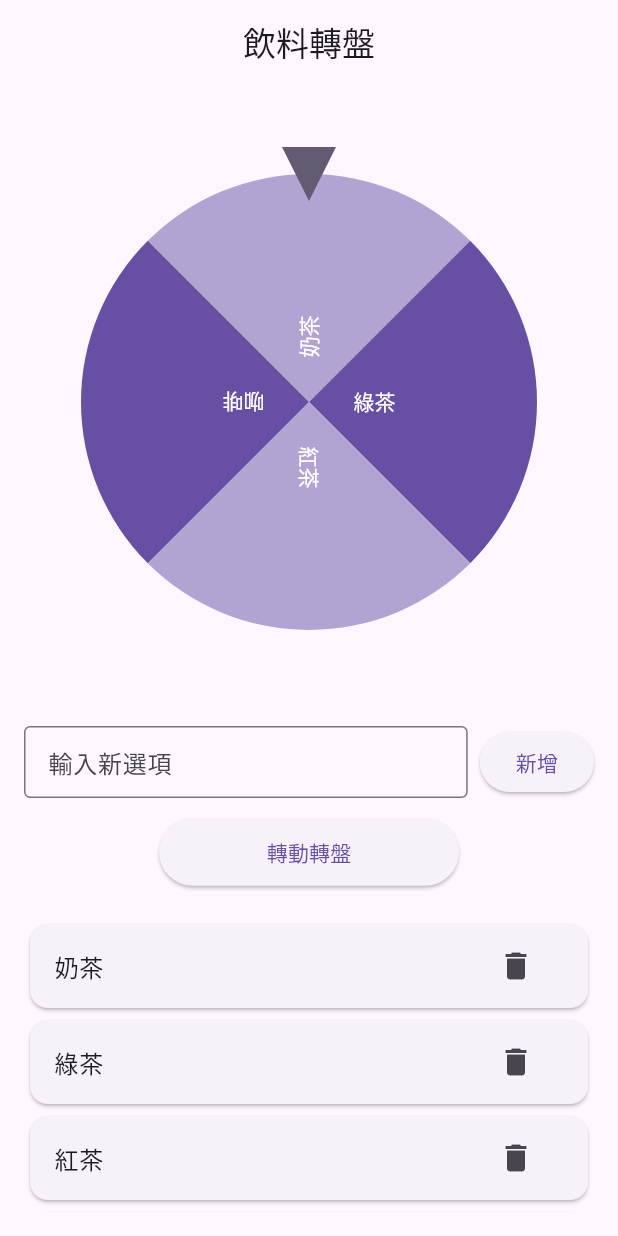
After one commit to estateangela/flutter_one, a Flutter app: the screen it shows after launch, in the side drawer, after a tap on "S p i n n e r", on a phone screen of 412 x 824 dp. The commit adds this screen. Run offline on Flutter 3.47's test engine with Material 3 defaults, Android fonts, the phone set to English and light mode, and no system bars; drawn by our look-alikes of flutter_fortune_wheel.

Commit message:
add page

```diff
--- a/my_app/lib/main.dart
+++ b/my_app/lib/main.dart
@@ -2,6 +2,7 @@ import 'package:flutter/material.dart';
 import 'package:my_app/pages/first_pages.dart';
 import 'package:my_app/pages/home_page.dart';
 import 'package:my_app/pages/setting_page.dart';
+import 'package:my_app/pages/spinner.dart';
 
 
 void main() {
@@ -24,6 +25,9 @@ class MyApp extends StatelessWidget {
         '/firstpage':(context)=> FirstPages(),
         '/homepage':(context)=> HomePage(),
         '/settingpage':(context)=> SettingPage(),
+        '/drinkWheelApp' : (context) => DrinkWheelApp(),
+      }
+      );
 
       }
         // appBar: AppBar(
@@ -123,7 +127,6 @@ class MyApp extends StatelessWidget {
         // ),
 
 
-    );
+
 
   }
-}
--- a/my_app/lib/pages/first_pages.dart
+++ b/my_app/lib/pages/first_pages.dart
@@ -37,6 +37,14 @@ class FirstPages extends StatelessWidget {
               Navigator.pushNamed(context, '/settingpage');
             },
           ),
+          ListTile(
+            leading: Icon(Icons.local_drink),
+            title: Text('S p i n n e r'),
+            iconColor: Colors.white,
+            onTap: () {
+              Navigator.pushNamed(context, '/drinkWheelApp');
+            },
+          ),
         ]),
       ),
       bottomNavigationBar: BottomNavigationBar(items: [
--- /dev/null
+++ b/my_app/lib/pages/spinner.dart
@@ -0,0 +1,145 @@
+import 'package:flutter/material.dart';
+import 'package:flutter_fortune_wheel/flutter_fortune_wheel.dart';
+import 'dart:math';
+import 'dart:async';
+
+void main() {
+  runApp(const DrinkWheelApp());
+}
+
+class DrinkWheelApp extends StatefulWidget {
+  const DrinkWheelApp({Key? key}) : super(key: key);
+
+  @override
+  _DrinkWheelAppState createState() => _DrinkWheelAppState();
+}
+
+class _DrinkWheelAppState extends State<DrinkWheelApp> {
+  final List<String> options = ["奶茶", "綠茶", "紅茶", "咖啡"];
+  late final StreamController<int> controller;
+  final TextEditingController _textController = TextEditingController();
+
+  @override
+  void initState() {
+    super.initState();
+    controller = StreamController<int>.broadcast();
+  }
+
+  void addOption() {
+    if (options.length < 12 && _textController.text.trim().isNotEmpty) {
+      setState(() {
+        options.add(_textController.text.trim());
+        _textController.clear(); // Clear the text field after adding
+      });
+    }
+  }
+
+  void removeOption(int index) {
+    if (options.length > 2) {
+      setState(() {
+        options.removeAt(index);
+      });
+    }
+  }
+
+  void spinWheel() {
+    final selected = Random().nextInt(options.length);
+    controller.add(selected);
+  }
+
+  @override
+  Widget build(BuildContext context) {
+    return MaterialApp(
+      theme: ThemeData(
+        primarySwatch: Colors.blueGrey,
+        visualDensity: VisualDensity.adaptivePlatformDensity,
+      ),
+      home: Scaffold(
+        appBar: AppBar(
+          title: const Text("飲料轉盤"),
+          centerTitle: true,
+        ),
+        body: Padding(
+          padding: const EdgeInsets.all(16.0),
+          child: Column(
+            mainAxisAlignment: MainAxisAlignment.center,
+            children: [
+              Expanded(
+                flex: 2,
+                child: FortuneWheel(
+                  selected: controller.stream,
+                  items: options.map((e) => FortuneItem(
+                    child: Padding(
+                      padding: const EdgeInsets.all(8.0),
+                      child: Text(e),
+                    ),
+                  )).toList(),
+                  animateFirst: false,
+                ),
+              ),
+              const SizedBox(height: 20),
+              // Add text input field and button in a row
+              Row(
+                children: [
+                  Expanded(
+                    child: TextField(
+                      controller: _textController,
+                      decoration: const InputDecoration(
+                        hintText: '輸入新選項',
+                        border: OutlineInputBorder(),
+                        contentPadding: EdgeInsets.symmetric(
+                          horizontal: 12,
+                          vertical: 8,
+                        ),
+                      ),
+                      onSubmitted: (_) => addOption(), // Allow adding by pressing enter
+                    ),
+                  ),
+                  const SizedBox(width: 8),
+                  ElevatedButton(
+                    onPressed: addOption,
+                    child: const Text("新增"),
+                  ),
+                ],
+              ),
+              const SizedBox(height: 12),
+              ElevatedButton(
+                onPressed: spinWheel,
+                style: ElevatedButton.styleFrom(
+                  minimumSize: const Size(200, 45),
+                ),
+                child: const Text("轉動轉盤"),
+              ),
+              const SizedBox(height: 20),
+              Expanded(
+                flex: 1,
+                child: ListView.builder(
+                  shrinkWrap: true,
+                  itemCount: options.length,
+                  itemBuilder: (context, index) {
+                    return Card(
+                      child: ListTile(
+                        title: Text(options[index]),
+                        trailing: IconButton(
+                          icon: const Icon(Icons.delete),
+                          onPressed: () => removeOption(index),
+                        ),
+                      ),
+                    );
+                  },
+                ),
+              ),
+            ],
+          ),
+        ),
+      ),
+    );
+  }
+
+  @override
+  void dispose() {
+    controller.close();
+    _textController.dispose(); // Don't forget to dispose the text controller
+    super.dispose();
+  }
+}
--- a/my_app/pubspec.yaml
+++ b/my_app/pubspec.yaml
@@ -38,6 +38,7 @@ dependencies:
 dev_dependencies:
   flutter_test:
     sdk: flutter
+  flutter_fortune_wheel: ^1.2.0
 
   # The "flutter_lints" package below contains a set of recommended lints to
   # encourage good coding practices. The lint set provided by the package is
```
Also changed, not shown: my_app/pubspec.lock.
